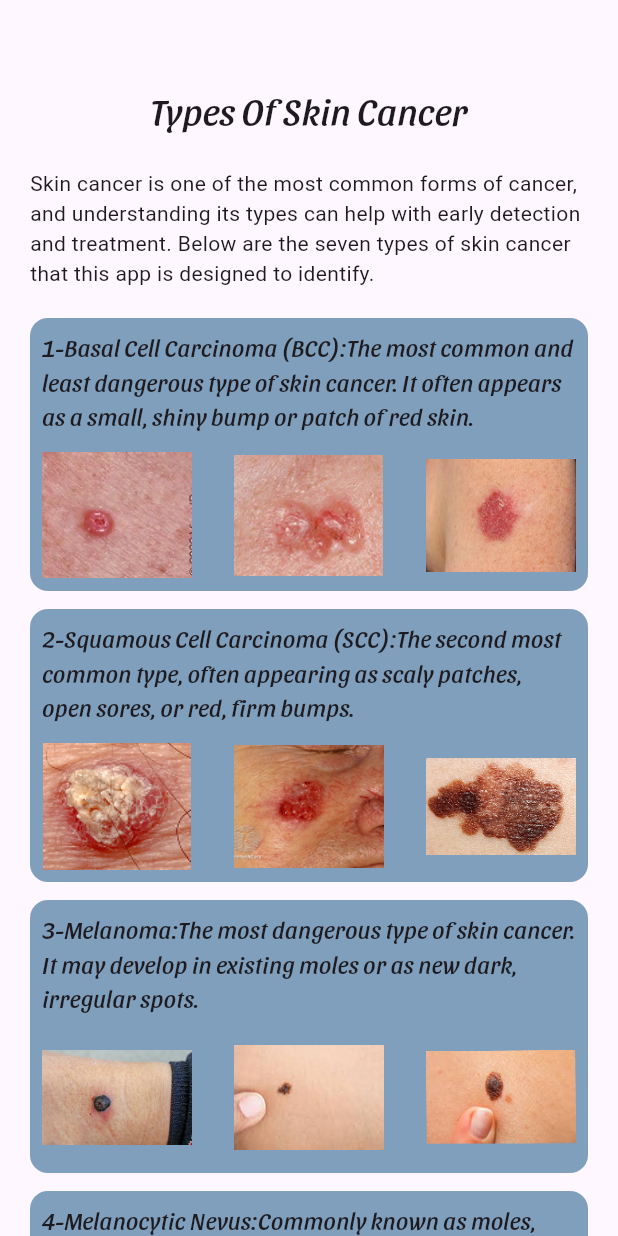
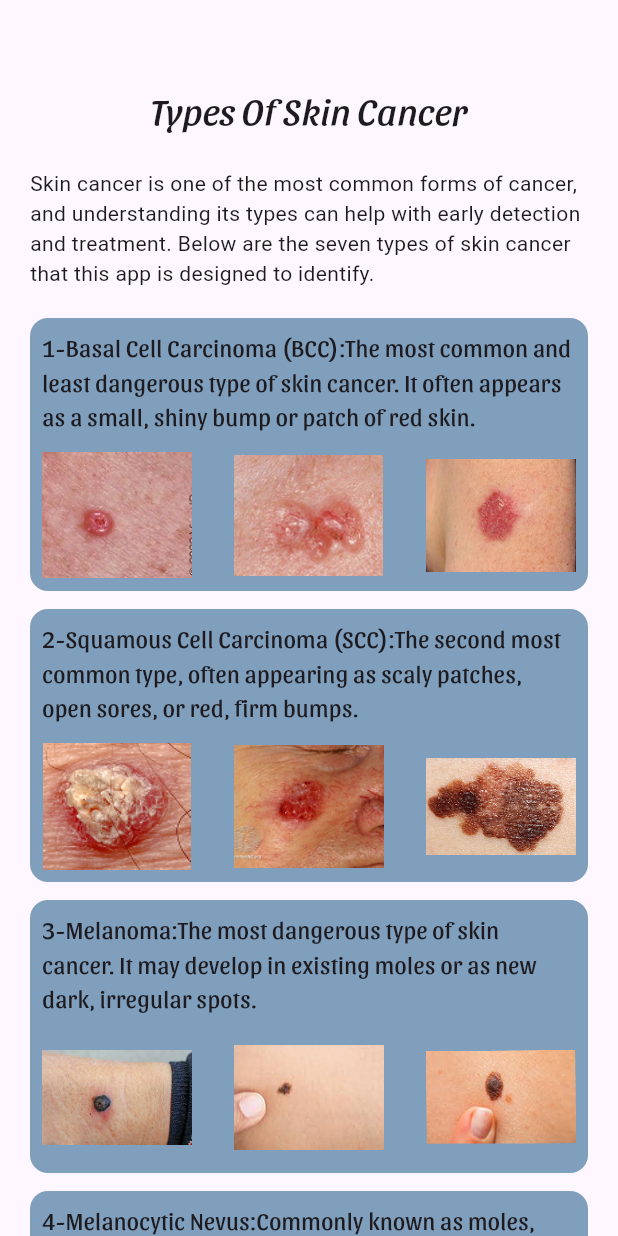
Before and after one commit to aymanaboelela/scane-canser-detication-Mobile-App, a Flutter app: the TypesOfSkinCancerView screen opened by its route, on a phone screen of 412 x 824 dp. Run offline on Flutter 3.47's test engine with Material 3 defaults, Android fonts, the phone set to English and light mode, and no system bars; our stand-ins replace animate_do, bloc, flutter_bloc, flutter_screenutil, go_router, introduction_screen and 4 more; missing offline and left inert: persistent_bottom_nav_bar_2; accounts and stored records are empty; project files that could hold a hidden picture were left out.

Commit message:
Remove italic font style from CustomTypesOfSkinCancerItem text

```diff
--- a/lib/presentation/views/types_of_skin_cancer_view.dart
+++ b/lib/presentation/views/types_of_skin_cancer_view.dart
@@ -126,7 +126,6 @@ class CustomTypesOfSkinCancerItem extends StatelessWidget {
             style: TextStyle(
               fontSize: 16,
               fontFamily: font,
-              fontStyle: FontStyle.italic,
             ),
           ),
           SizedBox(
```
